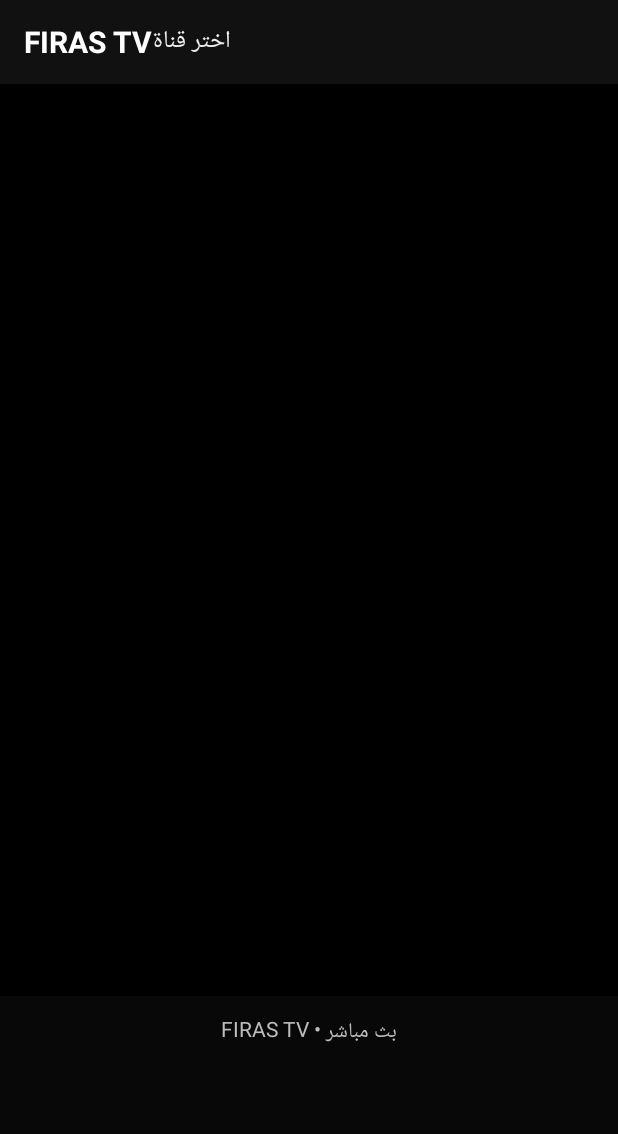
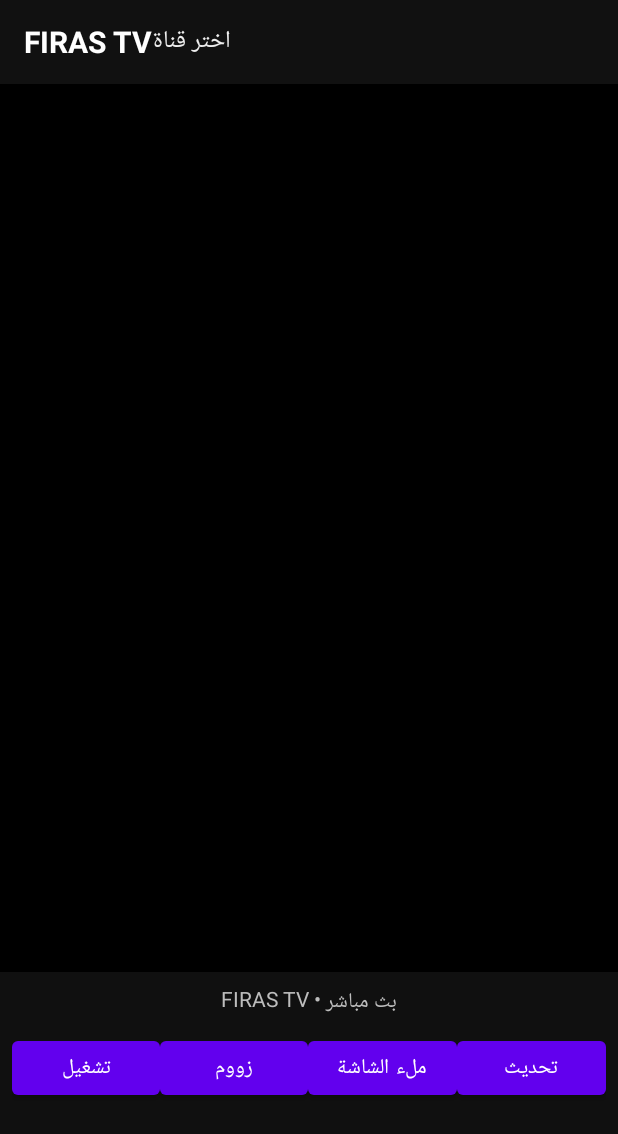
Before and after one commit to trekforbeer-lang/FIRAS-TV-Android, an Android app: the layout activity_player.xml on its own in the app's theme, with its tools: preview values and no code run, on a phone screen of 412 x 824 dp. Shown: the top 1134 px of the screen. Run offline under Robolectric (Android 15) with nearby library versions, the phone set to English and light mode, and no system bars.

Commit message:
Modernize touch-first phone and tablet player controls

```diff
--- a/app/src/main/res/layout/activity_player.xml
+++ b/app/src/main/res/layout/activity_player.xml
@@ -5,9 +5,11 @@
     android:orientation="vertical" android:background="#080808">
     <LinearLayout android:id="@+id/topBar" android:layout_width="match_parent"
         android:layout_height="56dp" android:gravity="center_vertical"
-        android:paddingLeft="@dimen/player_side_padding" android:paddingRight="@dimen/player_side_padding" android:background="#111111">
+        android:paddingLeft="@dimen/player_side_padding" android:paddingRight="@dimen/player_side_padding"
+        android:background="#111111">
         <TextView android:layout_width="wrap_content" android:layout_height="wrap_content"
-            android:text="FIRAS TV" android:textColor="#FFFFFF" android:textStyle="bold" android:textSize="20sp"/>
+            android:text="FIRAS TV" android:textColor="#FFFFFF" android:textStyle="bold"
+            android:textSize="@dimen/player_title_size"/>
         <TextView android:id="@+id/channelTitle" android:layout_width="0dp" android:layout_height="wrap_content"
             android:layout_weight="1" android:gravity="end" android:text="اختر قناة"
             android:textColor="#EEEEEE" android:textSize="16sp"/>
@@ -17,12 +19,26 @@
         <androidx.media3.ui.PlayerView android:id="@+id/playerView"
             android:layout_width="match_parent" android:layout_height="match_parent"
             app:use_controller="true" app:show_buffering="when_playing"
-            app:resize_mode="fit"/>
+            app:resize_mode="fit" app:show_subtitle_button="true"/>
     </FrameLayout>
-    <TextView android:id="@+id/statusText" android:layout_width="match_parent"
-        android:layout_height="wrap_content" android:padding="12dp"
-        android:text="FIRAS TV • بث مباشر" android:textColor="#BDBDBD" android:gravity="center"/>
-    <androidx.recyclerview.widget.RecyclerView android:id="@+id/channelList"
-        android:layout_width="match_parent" android:layout_height="112dp"
-        android:padding="8dp" android:clipToPadding="false"/>
+    <LinearLayout android:id="@+id/bottomPanel" android:layout_width="match_parent"
+        android:layout_height="wrap_content" android:orientation="vertical" android:background="#101010">
+        <TextView android:id="@+id/statusText" android:layout_width="match_parent"
+            android:layout_height="wrap_content" android:padding="8dp"
+            android:text="FIRAS TV • بث مباشر" android:textColor="#BDBDBD" android:gravity="center"/>
+        <LinearLayout android:layout_width="match_parent" android:layout_height="wrap_content"
+            android:gravity="center" android:orientation="horizontal" android:paddingLeft="8dp" android:paddingRight="8dp">
+            <Button android:id="@+id/playPauseButton" android:layout_width="0dp" android:layout_height="@dimen/player_control_size"
+                android:layout_weight="1" android:text="تشغيل" android:textAllCaps="false"/>
+            <Button android:id="@+id/zoomButton" android:layout_width="0dp" android:layout_height="@dimen/player_control_size"
+                android:layout_weight="1" android:text="زووم" android:textAllCaps="false"/>
+            <Button android:id="@+id/fullscreenButton" android:layout_width="0dp" android:layout_height="@dimen/player_control_size"
+                android:layout_weight="1" android:text="ملء الشاشة" android:textAllCaps="false"/>
+            <Button android:id="@+id/retryButton" android:layout_width="0dp" android:layout_height="@dimen/player_control_size"
+                android:layout_weight="1" android:text="تحديث" android:textAllCaps="false"/>
+        </LinearLayout>
+        <androidx.recyclerview.widget.RecyclerView android:id="@+id/channelList"
+            android:layout_width="match_parent" android:layout_height="88dp"
+            android:padding="8dp" android:clipToPadding="false"/>
+    </LinearLayout>
 </LinearLayout>
```
